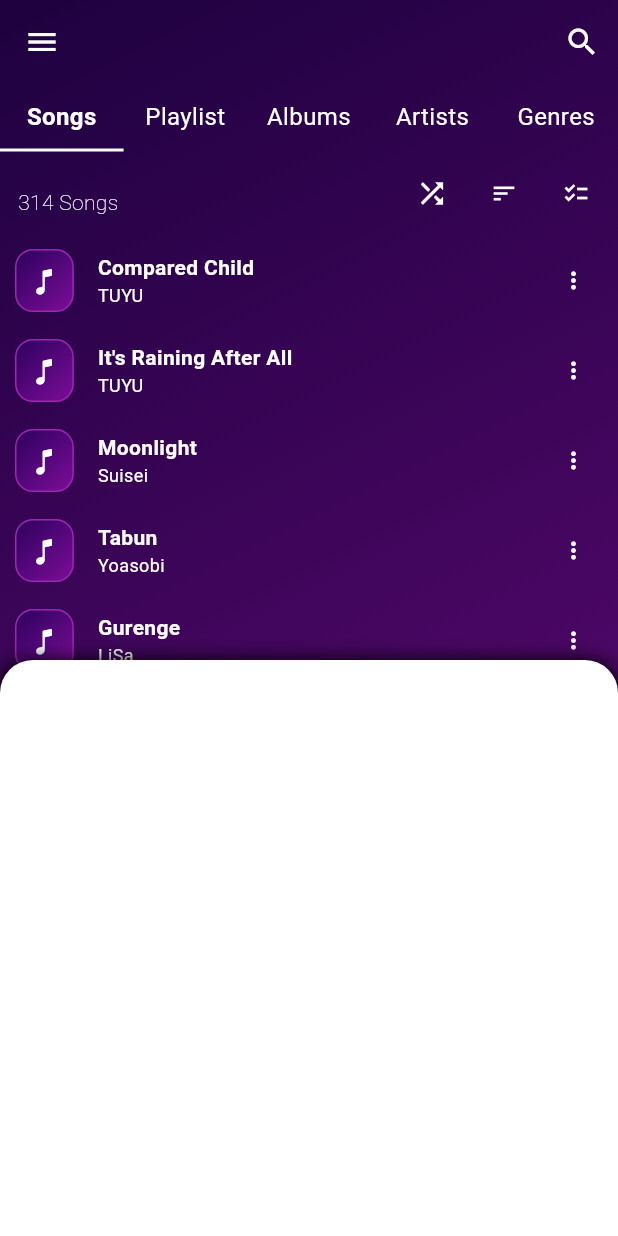
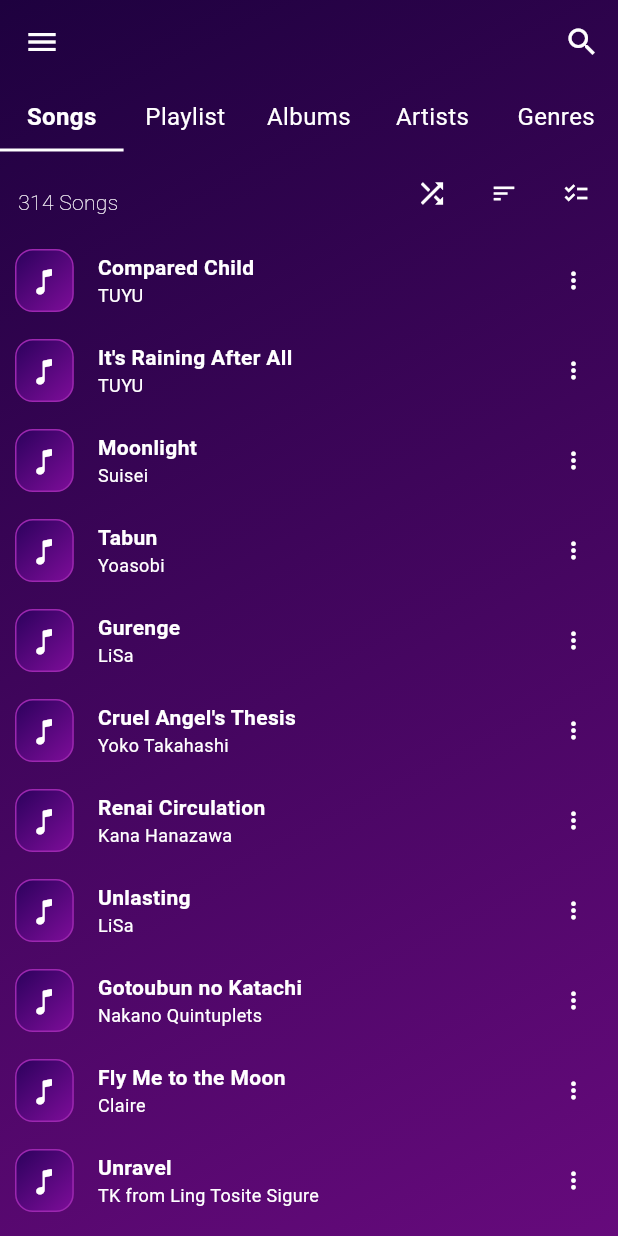
Before and after one commit to PengWin553/pengwin_music_player, a Flutter app: the screen it shows after launch, in the side drawer, after a tap on the "more vert" icon, on a phone screen of 412 x 824 dp. Run offline on Flutter 3.47's test engine with Material 3 defaults, Android fonts, the light colour scheme and no system bars.

Commit message:
feat: temp miniplayer
Changed the draggablesheet into just a miniplayer. The mini player works as intended, but the songs cannot be played yet.

```diff
--- a/lib/components/features/songs/screens/songs.dart
+++ b/lib/components/features/songs/screens/songs.dart
@@ -1,11 +1,14 @@
 import 'package:flutter/material.dart';
 import '../widgets/songs_list.dart';
+import '../../../data/models/song.dart';
 
 void main() =>
     runApp(MaterialApp(debugShowCheckedModeBanner: false, home: const Songs()));
 
 class Songs extends StatefulWidget {
-  const Songs({super.key});
+  final Function(Song)? onSongSelected;
+
+  const Songs({super.key, this.onSongSelected});
 
   @override
   State<Songs> createState() => _SongsState();
@@ -73,8 +76,8 @@ class _SongsState extends State<Songs> {
             child: Padding(
               // Add some padding at the bottom to ensure content can scroll
               // beneath the bottom sheet when collapsed
-              padding: EdgeInsets.only(bottom: 150),
-              child: SongsList(),
+              padding: EdgeInsets.only(bottom: 80), // Adjusted for miniplayer height
+              child: SongsList(onSongSelected: widget.onSongSelected),
             ),
           ),
         ),
--- a/lib/components/features/songs/widgets/songs_list.dart
+++ b/lib/components/features/songs/widgets/songs_list.dart
@@ -3,7 +3,9 @@ import 'package:flutter/material.dart';
 import '../../../data/models/song.dart';
 
 class SongsList extends StatefulWidget {
-  const SongsList({super.key});
+  final Function(Song)? onSongSelected;
+
+  const SongsList({super.key, this.onSongSelected});
 
   @override
   State<SongsList> createState() => _SongsListState();
@@ -48,7 +50,13 @@ class _SongsListState extends State<SongsList> {
       itemCount: songs.length,
       itemBuilder: (context, index) {
         final song = songs[index];
-        return Container(
+        return InkWell(
+          onTap: () {
+            if (widget.onSongSelected != null) {
+              widget.onSongSelected!(song);
+            }
+          },
+          child: Container(
             padding: EdgeInsets.fromLTRB(10, 6, 10, 6),
             child: Row(
               mainAxisAlignment: MainAxisAlignment.spaceBetween,
@@ -112,7 +120,9 @@ class _SongsListState extends State<SongsList> {
                 Expanded(
                   flex: 1,
                   child: IconButton(
-                  onPressed: () {},
+                    onPressed: () {
+                      // Show options menu
+                    },
                     icon: Icon(Icons.more_vert),
                     color: Colors.white,
                     iconSize: 18.0,
@@ -120,6 +130,7 @@ class _SongsListState extends State<SongsList> {
                 ),
               ],
             ),
+          ),
         );
       },
     );
--- a/lib/components/shared/widgets/bottom_sheet.dart
+++ b/lib/components/shared/widgets/bottom_sheet.dart
@@ -1,61 +1,124 @@
 import 'package:flutter/material.dart';
+import '../../data/models/song.dart';
 
-class DraggableSheet extends StatefulWidget {
-  final Widget child;
-  const DraggableSheet({super.key, required this.child});
+
+class MiniPlayer extends StatelessWidget {
+  final Song? currentSong;
+
+  const MiniPlayer({Key? key, this.currentSong}) : super(key: key);
 
   @override
-  State<DraggableSheet> createState() => _DraggableSheetState();
+  Widget build(BuildContext context) {
+    // If no song is selected, hide the miniplayer
+    if (currentSong == null) {
+      return const SizedBox.shrink();
     }
 
-class _DraggableSheetState extends State<DraggableSheet> {
-
-  final sheet = GlobalKey();
-  final controller = DraggableScrollableController();
-  @override
-  Widget build(BuildContext context) {
-    return LayoutBuilder(builder: (builder, constraints) {
-      return DraggableScrollableSheet(
-
-        key: sheet,
-        initialChildSize: 0.5,
-        maxChildSize: 0.95,
-        minChildSize: 0,
-        expand: true,
-        snap: true,
-        snapSizes: [
-          60 / constraints.maxHeight,
-          0.5,
+    return Container(
+      height: 70,
+      decoration: BoxDecoration(
+        gradient: const LinearGradient(
+          begin: Alignment.topLeft,
+          end: Alignment.bottomRight,
+          colors: [
+            Color.fromARGB(255, 43, 1, 92),
+            Color.fromARGB(255, 126, 13, 154),
           ],
-
-        builder: (BuildContext context, ScrollController scrollableController) {
-          return DecoratedBox(
-            decoration: const BoxDecoration(
-              color: Colors.white,
+        ),
         boxShadow: [
           BoxShadow(
-                  color: Colors.black,
-                  blurRadius: 10,
+            color: Colors.black.withOpacity(0.3),
             spreadRadius: 1,
-                  offset: Offset(0, 1),
-                )
+            blurRadius: 5,
+            offset: const Offset(0, -1),
+          ),
         ],
-
-              borderRadius: BorderRadius.only(topLeft: Radius.circular(22), topRight: Radius.circular(22))
+      ),
+      child: Row(
+        children: [
+          // Song icon/art
+          Container(
+            width: 50,
+            height: 50,
+            margin: const EdgeInsets.all(10),
+            decoration: BoxDecoration(
+              gradient: const LinearGradient(
+                begin: Alignment.topLeft,
+                end: Alignment.bottomRight,
+                colors: [
+                  Color.fromARGB(255, 60, 10, 110),
+                  Color.fromARGB(255, 150, 30, 180),
+                ],
+              ),
+              borderRadius: BorderRadius.circular(8),
+            ),
+            child: const Icon(
+              Icons.music_note,
+              color: Colors.white,
+              size: 24,
+            ),
           ),
 
-            child: CustomScrollView(
-              controller: ScrollController(),
-              slivers: [
-                SliverToBoxAdapter(
-                  child: widget.child,
-                )
+          // Song info
+          Expanded(
+            child: Column(
+              crossAxisAlignment: CrossAxisAlignment.start,
+              mainAxisAlignment: MainAxisAlignment.center,
+              children: [
+                Text(
+                  currentSong!.title,
+                  style: const TextStyle(
+                    color: Colors.white,
+                    fontWeight: FontWeight.bold,
+                    fontSize: 16,
+                  ),
+                  overflow: TextOverflow.ellipsis,
+                ),
+                Text(
+                  currentSong!.artist,
+                  style: const TextStyle(
+                    color: Colors.white70,
+                    fontSize: 14,
+                  ),
+                ),
               ],
-            )
-          );
-        }
-      );
+            ),
+          ),
+
+          // Controls
+          Row(
+            children: [
+              IconButton(
+                icon: const Icon(
+                  Icons.skip_previous,
+                  color: Colors.white,
+                ),
+                onPressed: () {
+                  // Add previous song functionality
                 },
+              ),
+              IconButton(
+                icon: const Icon(
+                  Icons.play_arrow, // or Icons.pause
+                  color: Colors.white,
+                ),
+                onPressed: () {
+                  // Add play/pause functionality
+                },
+              ),
+              IconButton(
+                icon: const Icon(
+                  Icons.skip_next,
+                  color: Colors.white,
+                ),
+                onPressed: () {
+                  // Add next song functionality
+                },
+              ),
+            ],
+          ),
+        ],
+      ),
     );
   }
 }
--- /dev/null
+++ b/lib/data/models/songs.dart
@@ -0,0 +1 @@
+// TODO Implement this library.
--- a/lib/main.dart
+++ b/lib/main.dart
@@ -2,6 +2,7 @@ import 'package:flutter/material.dart';
 import 'components/shared/widgets/navigation/side_menu.dart';
 import 'components/features/songs/screens/songs.dart';
 import 'components/shared/widgets/bottom_sheet.dart';
+import 'components/data/models/song.dart';
 
 void main() => runApp(
   MaterialApp(
@@ -23,6 +24,7 @@ class Home extends StatefulWidget {
 class _HomeState extends State<Home> {
   final GlobalKey<ScaffoldState> _scaffoldKey = GlobalKey<ScaffoldState>();
   int _currentIndex = 0;
+  Song? _currentSong;
 
   List<String> mainMenu = ['Songs', 'Playlist', 'Albums', 'Artists', 'Genres'];
 
@@ -31,6 +33,12 @@ class _HomeState extends State<Home> {
       _currentIndex = index;
     });
     // You can add additional logic here based on the selected menu item
+  }
+
+  void _onSongSelected(Song song) {
+    setState(() {
+      _currentSong = song;
+    });
   }
 
   @override
@@ -80,14 +88,11 @@ Widget build(BuildContext context) {
           child: SideMenu(onMenuItemSelected: _onMenuItemSelected),
         ),
 
-      body: Stack(
-        children: [
-          Column(
+        body: Column(
           children: [
             // Menu row
             Row(
-                children:
-                    mainMenu.map((menuItem) {
+              children: mainMenu.map((menuItem) {
                 int index = mainMenu.indexOf(menuItem);
                 return Expanded(
                   child: GestureDetector(
@@ -97,8 +102,7 @@ Widget build(BuildContext context) {
                       decoration: BoxDecoration(
                         border: Border(
                           bottom: BorderSide(
-                                  color:
-                                      _currentIndex == index
+                            color: _currentIndex == index
                                 ? Colors.white
                                 : Colors.transparent,
                             width: 2.0,
@@ -111,8 +115,7 @@ Widget build(BuildContext context) {
                         style: TextStyle(
                           color: Colors.white,
                           fontSize: 16.00,
-                                fontWeight:
-                                    _currentIndex == index
+                          fontWeight: _currentIndex == index
                               ? FontWeight.bold
                               : FontWeight.normal,
                         ),
@@ -122,6 +125,7 @@ Widget build(BuildContext context) {
                 );
               }).toList(),
             ),
+
             // Main content area
             Expanded(
               child: _buildContent(),
@@ -129,16 +133,8 @@ Widget build(BuildContext context) {
           ],
         ),
 
-          // Position the DraggableSheet at the bottom
-          Positioned(
-            left: 0,
-            right: 0,
-            bottom: 0,
-            top: 0,
-            child: DraggableSheet(child: SizedBox(height: 100)),
-          ),
-        ],
-      ),
+        // Add the mini player at the bottom of the scaffold
+        bottomNavigationBar: MiniPlayer(currentSong: _currentSong),
       ),
     );
   }
@@ -147,7 +143,7 @@ Widget build(BuildContext context) {
     // This function returns different content based on the selected index
     switch (_currentIndex) {
       case 0:
-        return Songs();
+        return Songs(onSongSelected: _onSongSelected);
       case 1:
         return const Text(
           'Playlist Content',
```
Also changed, not shown: lib/components/data/models/song.dart (line endings or trailing spaces). Lines whose indentation alone changed are shown as unchanged.
